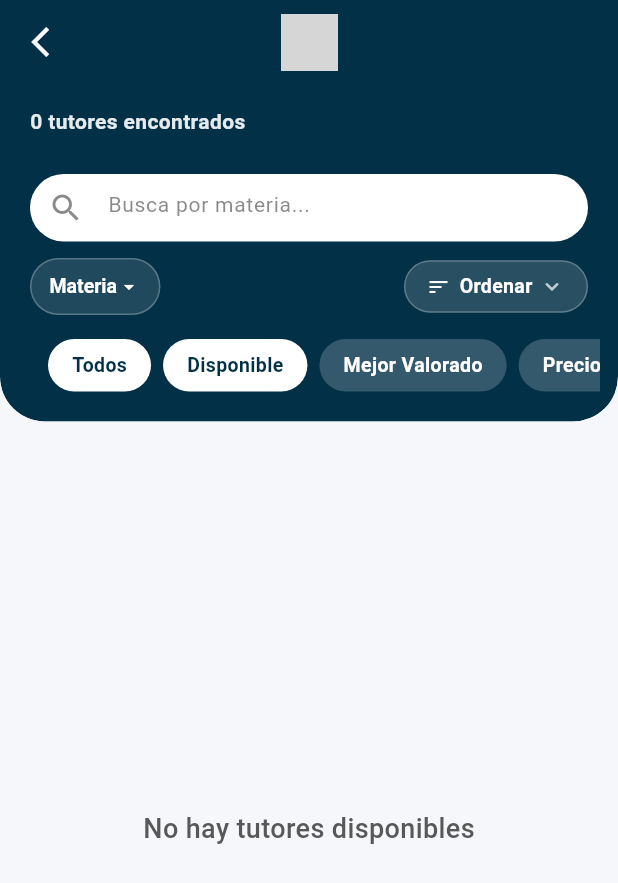
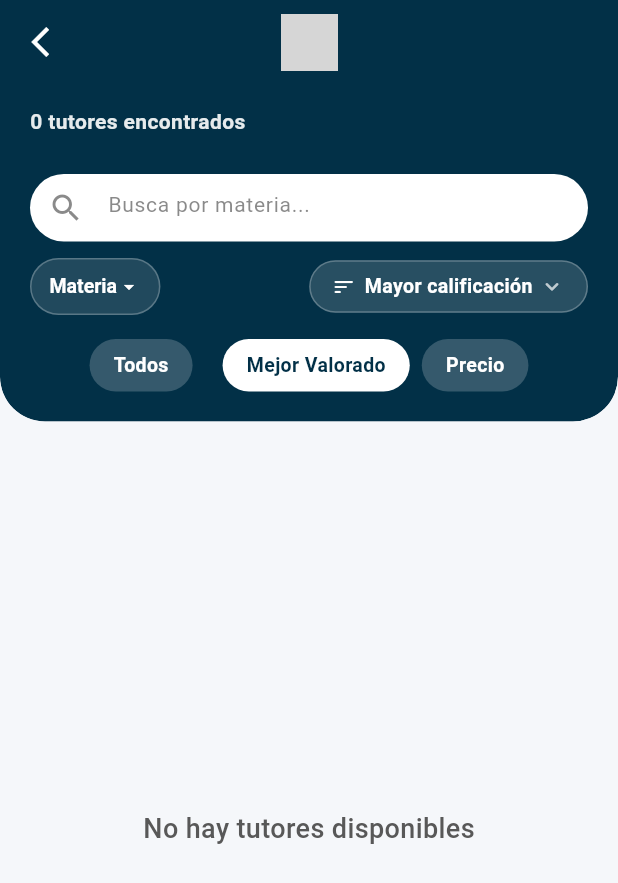
Before and after one commit to ClassGoApp/ClassGoMobil, a Flutter app: the SearchTutorsScreen screen opened directly, after a tap on "Mejor Valorado", on a phone screen of 412 x 824 dp. Shown: the top 883 px of the screen. Run offline on Flutter 3.47's test engine with Material 3 defaults, Android fonts, the phone set to English and light mode, and no system bars; drawn by our look-alikes of overlay_support; our stand-ins replace audioplayers, cached_network_image, confetti, firebase_core, firebase_messaging, flutter_cache_manager and 11 more; accounts and stored records are empty; generated files the repository leaves out were written again; network calls fail; Roboto replaces fonts that are missing (SF-Pro-Text); statements that could not run were skipped; grey boxes are pictures that could not be loaded.

Commit message:
fix: filtros de busquedas de tutor activado

```diff
--- a/lib/view/student/serch_Tutor/search_tutors_screen.dart
+++ b/lib/view/student/serch_Tutor/search_tutors_screen.dart
@@ -90,12 +90,7 @@ class _SearchTutorsScreenState extends State<SearchTutorsScreen> {
   List<int>? selectedLanguageIds;
   int? selectedSubjectId;
   String? _selectedSortOption;
-  final List<String> _sortOptions = [
-    'Nombre (A-Z)',
-    'Nombre (Z-A)',
-    'Materia (A-Z)',
-    'Materia (Z-A)'
-  ];
+  String _selectedFilterChip = 'Todos';
   final TextEditingController _searchController = TextEditingController();
   Timer? _debounce;
   int? _minCourses;
@@ -167,6 +162,18 @@ class _SearchTutorsScreenState extends State<SearchTutorsScreen> {
     final theme = Theme.of(context);
     final isDark = theme.brightness == Brightness.dark;
 
+    final List<String> options;
+    switch (_selectedFilterChip) {
+      case 'Mejor Valorado':
+        options = ['Mayor calificación', 'Menor calificación'];
+        break;
+      case 'Precio':
+        options = ['Menor precio', 'Mayor precio'];
+        break;
+      default:
+        options = ['Nombre (A-Z)', 'Nombre (Z-A)', 'Materia (A-Z)', 'Materia (Z-A)'];
+    }
+
     showModalBottomSheet(
       context: context,
       backgroundColor: Colors.transparent,
@@ -186,7 +193,8 @@ class _SearchTutorsScreenState extends State<SearchTutorsScreen> {
                   style: TextStyle(color: theme.textTheme.bodyLarge?.color),
                 ),
                 trailing: _selectedSortOption == null ||
-                        _selectedSortOption == 'Sin ordenar'
+                        _selectedSortOption == 'Sin ordenar' ||
+                        !options.contains(_selectedSortOption)
                     ? Icon(Icons.check, color: AppColors.primaryGreen)
                     : null,
                 onTap: () {
@@ -198,7 +206,7 @@ class _SearchTutorsScreenState extends State<SearchTutorsScreen> {
                   Navigator.pop(ctx);
                 },
               ),
-              ..._sortOptions.map((opt) => ListTile(
+              ...options.map((opt) => ListTile(
                     title: Text(
                       opt,
                       style: TextStyle(color: theme.textTheme.bodyLarge?.color),
@@ -1050,13 +1058,11 @@ class _SearchTutorsScreenState extends State<SearchTutorsScreen> {
                       padding: EdgeInsets.symmetric(horizontal: 20),
                       child: Row(
                         children: [
-                          _buildFilterChip('Todos', true),
+                          _buildFilterChip('Todos', _selectedFilterChip == 'Todos'),
+                          SizedBox(width: 20),
+                          _buildFilterChip('Mejor Valorado', _selectedFilterChip == 'Mejor Valorado'),
                           SizedBox(width: 8),
-                          _buildFilterChip('Disponible', true),
-                          SizedBox(width: 8),
-                          _buildFilterChip('Mejor Valorado', false),
-                          SizedBox(width: 8),
-                          _buildFilterChip('Precio', false),
+                          _buildFilterChip('Precio', _selectedFilterChip == 'Precio'),
                         ],
                       ),
                     ),
@@ -1152,7 +1158,20 @@ class _SearchTutorsScreenState extends State<SearchTutorsScreen> {
 
     return GestureDetector(
       onTap: () {
-        // Implementar lógica de filtrado según el chip seleccionado
+        if (_selectedFilterChip == label) return;
+        setState(() {
+          _selectedFilterChip = label;
+        });
+        if (label == 'Todos') {
+          _sortTutors('Sin ordenar');
+        } else {
+          final sortLabel = label == 'Mejor Valorado'
+              ? 'Mayor calificación'
+              : label == 'Precio'
+                  ? 'Menor precio'
+                  : label;
+          _sortTutors(sortLabel);
+        }
       },
       child: Container(
         padding: EdgeInsets.symmetric(horizontal: 16, vertical: 8),
--- a/lib/view/student/serch_Tutor/services/sort_service.dart
+++ b/lib/view/student/serch_Tutor/services/sort_service.dart
@@ -52,8 +52,43 @@ List<Map<String, dynamic>> sortTutors(
       list.sort((a, b) => normalize(_firstValidSubject(b))
           .compareTo(normalize(_firstValidSubject(a))));
       break;
+    case 'Mejor Valorado':
+    case 'Mayor calificación':
+    case 'Menor calificación': {
+      final bool desc = sortOption == 'Mejor Valorado' || sortOption == 'Mayor calificación';
+      list.sort((a, b) {
+        final ratingA = (a['avg_rating'] ?? 0) is num
+            ? (a['avg_rating'] ?? 0).toDouble()
+            : double.tryParse((a['avg_rating'] ?? '0').toString()) ?? 0;
+        final ratingB = (b['avg_rating'] ?? 0) is num
+            ? (b['avg_rating'] ?? 0).toDouble()
+            : double.tryParse((b['avg_rating'] ?? '0').toString()) ?? 0;
+        return desc
+            ? ratingB.compareTo(ratingA)
+            : ratingA.compareTo(ratingB);
+      });
+      break;
+    }
+    case 'Precio':
+    case 'Más barato':
+    case 'Menor precio':
+    case 'Más caro':
+    case 'Mayor precio': {
+      final bool asc = sortOption == 'Precio' || sortOption == 'Más barato' || sortOption == 'Menor precio';
+      list.sort((a, b) {
+        final priceA = (a['profile']?['price'] ?? 0) is num
+            ? (a['profile']?['price'] ?? 0).toDouble()
+            : double.tryParse((a['profile']?['price'] ?? '0').toString()) ?? 0;
+        final priceB = (b['profile']?['price'] ?? 0) is num
+            ? (b['profile']?['price'] ?? 0).toDouble()
+            : double.tryParse((b['profile']?['price'] ?? '0').toString()) ?? 0;
+        return asc
+            ? priceA.compareTo(priceB)
+            : priceB.compareTo(priceA);
+      });
+      break;
+    }
     default:
-      // Sin cambios
       break;
   }
 
```
Also changed, not shown: lib/view/auth/register_screen.dart (+19 -2 lines).
